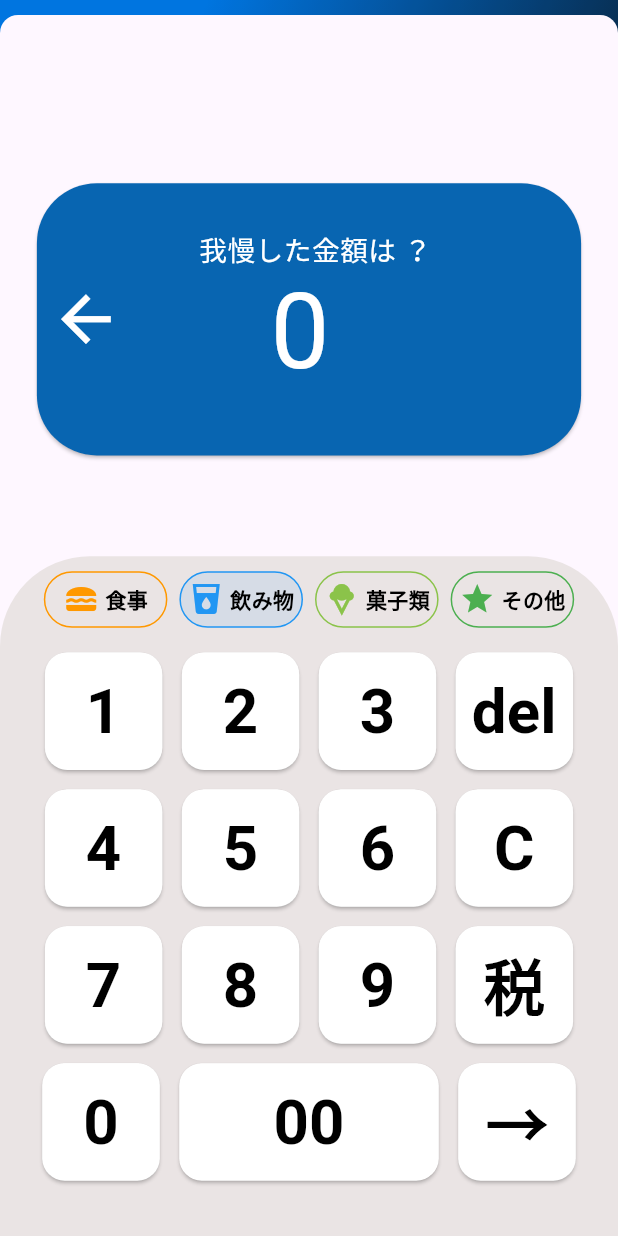
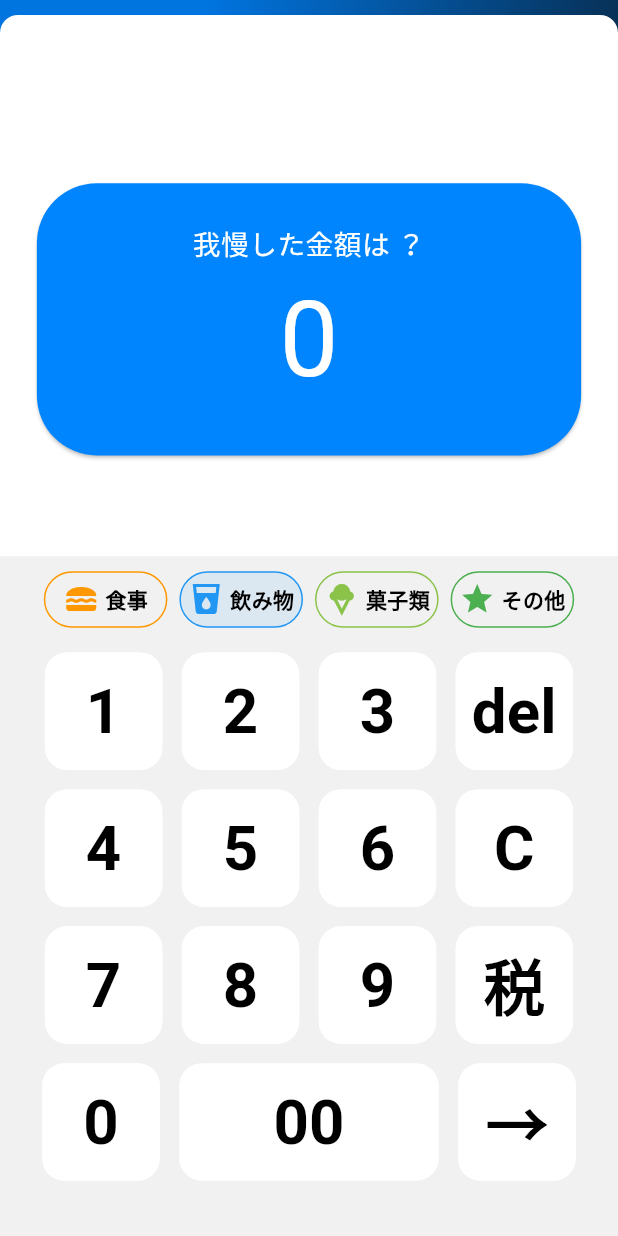
Before and after one commit to kou-nagamine/new_save_money, a Flutter app: the screen it shows after launch, item 2 of the bottom bar chosen, on a phone screen of 412 x 824 dp. Run offline on Flutter 3.47's test engine with Material 3 defaults, Android fonts, the light colour scheme and no system bars; our stand-ins replace buttons_tabbar, fl_chart, flutter_riverpod, flutter_svg, modal_bottom_sheet, riverpod_annotation and 2 more; missing offline and left inert: iconoir_flutter; generated files the repository leaves out were written again; statements that could not run were skipped.

Commit message:
fix：電卓の調整

```diff
--- a/lib/main.dart
+++ b/lib/main.dart
@@ -23,13 +23,15 @@ class MyApp extends StatelessWidget {
     return MaterialApp(
       debugShowCheckedModeBanner: false,
       theme: ThemeData(
-        primaryColor: const Color(0xFF0085FF),
+        brightness: Brightness.light,
+        colorScheme: ColorScheme.light(),
         useMaterial3: true
       ),
-      darkTheme: ThemeData(
-        primaryColor: Color.fromARGB(255, 11, 12, 12),
-        useMaterial3: true
-      ),
+      // darkTheme: ThemeData(
+      //   brightness: Brightness.dark,
+      //   colorScheme: ColorScheme.dark(),
+      //   useMaterial3: true
+      // ),
       home:CommonNavigationBar(initialIndex: 0),
     );
   }
--- a/lib/views/pages/calculator/components/calculator.dart
+++ b/lib/views/pages/calculator/components/calculator.dart
@@ -1,4 +1,5 @@
 import 'package:flutter/material.dart';
+import 'package:new_save_money/views/pages/home/providers/user_log.dart';
 
 //components
 import 'calculator_button.dart';
@@ -52,11 +53,7 @@ class _CalculatorState extends State<Calculator> {
 
     return Container(
       decoration: const BoxDecoration(
-        borderRadius: BorderRadius.only(
-          topLeft: Radius.circular(60.0),
-          topRight: Radius.circular(60.0),
-        ),
-        color: Color.fromARGB(255, 234, 228, 228),
+        color: Color(0xffF1F1F1),
       ),
       width: size.width,
       height: size.height * 0.55,
--- a/lib/views/pages/calculator/components/calculator_button.dart
+++ b/lib/views/pages/calculator/components/calculator_button.dart
@@ -8,6 +8,9 @@ import '../providers/charge_riverpod.dart';
 import '../providers/all_price.dart';
 import '/views/pages/home/providers/user_log.dart';
 //import '../../../riverpods/add_day_riverpod.dart';
+
+//pages
+import './calculator.dart';
 
 //commons
 import '../../commons/navigation_bar/navigation_bar.dart';
@@ -58,7 +61,7 @@ class CalculatorButton extends ConsumerWidget {
               // 履歴に値を追加
               final userLogNotifier = ref.read(userLogNotifierProvider.notifier);
               userLogNotifier.updateState({
-                'categoryName': '食事',
+                'categoryName': _labels[index],
                 'categoryIcon': 'iconoir:food',
                 'price': int.parse(chageState),
               });
@@ -67,6 +70,7 @@ class CalculatorButton extends ConsumerWidget {
           },
           //電卓ボタンのレイアウト
           style: ElevatedButton.styleFrom(
+            elevation: 0,
             padding: EdgeInsets.zero,
             backgroundColor: Colors.white,
             shape: RoundedRectangleBorder(
@@ -109,6 +113,7 @@ class BigCalculatorButton extends ConsumerWidget {
             chargeNotifier.addNumber('$buttonText');
           },
           style: ElevatedButton.styleFrom(
+            elevation: 0,
             alignment: Alignment.center,
             backgroundColor: Colors.white,
             shape: RoundedRectangleBorder(
--- a/lib/views/pages/calculator/components/charge_card.dart
+++ b/lib/views/pages/calculator/components/charge_card.dart
@@ -23,54 +23,50 @@ class ChargeCard extends ConsumerWidget {
     return Container(
       height: size.height * 0.23,
       child: Card(
-        color: const Color.fromARGB(255, 8, 101, 177),
+        color: const Color(0xff0085FF),
         shape: RoundedRectangleBorder(
           borderRadius: BorderRadius.circular(40),
         ),
         child: Row(
           children: [
             //矢印のアイコン
-            Container(
-              transform: Matrix4.rotationZ(270 * pi / 180),
-              transformAlignment: Alignment.center,
-              child: IconButton(
-                onPressed: () {
-                  Navigator.push(
-                    context,
-                    MaterialPageRoute(builder: (context) => CommonNavigationBar()),
-                  );
-                },
-                icon: Icon(
-                  Icons.arrow_upward,
-                  color:Colors.white,
-                  size: size.width * 0.12,
-                )
-              ),
-            ),
+            // Container(
+            //   transform: Matrix4.rotationZ(270 * pi / 180),
+            //   transformAlignment: Alignment.center,
+            //   child: IconButton(
+            //     onPressed: () {
+            //       Navigator.push(
+            //         context,
+            //         MaterialPageRoute(builder: (context) => CommonNavigationBar()),
+            //       );
+            //     },
+            //     icon: Icon(
+            //       Icons.arrow_upward,
+            //       color:Colors.white,
+            //       size: size.width * 0.12,
+            //     )
+            //   ),
+            // ),
             Expanded(
-              child: Stack(
+              child: Column(
+                mainAxisAlignment: MainAxisAlignment.center, // 縦方向に中央揃え
+                crossAxisAlignment: CrossAxisAlignment.center, // 横方向に中央揃え
                 children: [
                   //我慢した金額の表示
-                  Align(
-                    alignment: const Alignment(-0.4,-0.6),
-                    child:Text(
+                  Text(
                     '我慢した金額は ？',
                       style:TextStyle(
                         fontSize: size.width * 0.045,
                         color: Colors.white
                       ),
                     ),
-                  ),
                     //金額の表示(chargeProviderの表示)
-                  Align(
-                    alignment: const Alignment(-0.3,0.2),
-                    child:Text(
+                  Text(
                     charge,
                     style: TextStyle(
                       fontSize: size.width * 0.17,
                       color: Colors.white
                     )
-                    ),
                   ),
                 ],
               ),
--- a/lib/views/pages/home/home_page.dart
+++ b/lib/views/pages/home/home_page.dart
@@ -102,7 +102,9 @@ class HomePage extends ConsumerWidget {
               height: MediaQuery.of(context).size.height * 0.73,
               padding: EdgeInsets.all(40),
               decoration: BoxDecoration(
-                color: Colors.white,
+                color: Theme.of(context).brightness == Brightness.dark
+                            ? Colors.black
+                            : Colors.white,
                 borderRadius: BorderRadius.only(
                   topLeft: Radius.circular(40),
                   topRight: Radius.circular(40),
--- a/lib/views/pages/setting/components/record_card.dart
+++ b/lib/views/pages/setting/components/record_card.dart
@@ -15,7 +15,9 @@ class RecordCard extends StatelessWidget {
           margin: EdgeInsets.only(top:20),
           padding: EdgeInsets.all(20),
           decoration: BoxDecoration(
-            color: Colors.white,
+            color: Theme.of(context).brightness == Brightness.dark
+                            ? Color(0xFF131313)
+                            : Colors.white,
             borderRadius: BorderRadius.circular(20),
             boxShadow: [
               BoxShadow(
```
Also changed, not shown: lib/views/pages/setting/setting_page.dart (+20 -4 lines). Lines whose indentation alone changed are shown as unchanged.
